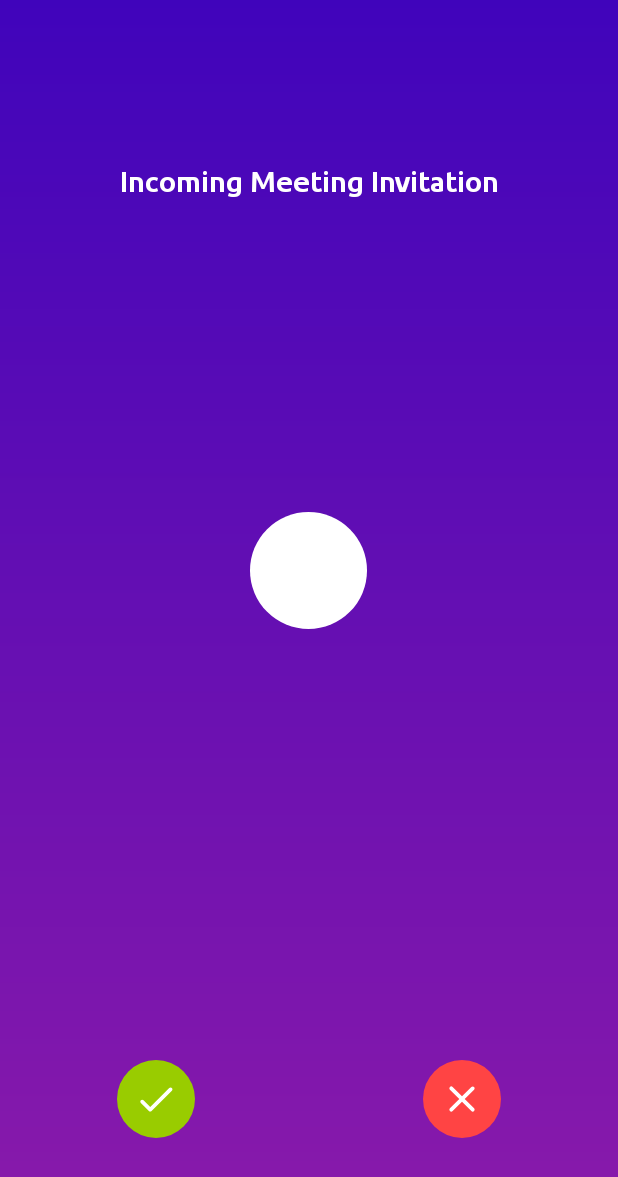
After one commit to AmanKumarMehra/Second_Video_Calling_App, an Android app: the IncomingInvitationActivity screen opened directly, with no data from a screen before it, on a phone screen of 412 x 824 dp. The commit adds this screen. Shown: the top 1177 px of the screen. Run offline under Robolectric (Android 15) with nearby library versions, the phone set to English and light mode, and no system bars; our stand-ins replace sdp/ssp sizes.

```diff
--- /dev/null
+++ b/app/src/main/java/com/example/videomeeting/activities/IncomingInvitationActivity.java
@@ -0,0 +1,16 @@
+package com.example.videomeeting.activities;
+
+import androidx.appcompat.app.AppCompatActivity;
+
+import android.os.Bundle;
+
+import com.example.videomeeting.R;
+
+public class IncomingInvitationActivity extends AppCompatActivity {
+
+    @Override
+    protected void onCreate(Bundle savedInstanceState) {
+        super.onCreate(savedInstanceState);
+        setContentView(R.layout.activity_incoming_invitation);
+    }
+}
--- /dev/null
+++ b/app/src/main/res/drawable/background_accept_invitation.xml
@@ -0,0 +1,7 @@
+<?xml version="1.0" encoding="utf-8"?>
+<shape xmlns:android="http://schemas.android.com/apk/res/android"
+    android:shape="oval">
+
+    <solid android:color="@android:color/holo_green_light"/>
+
+</shape>
--- /dev/null
+++ b/app/src/main/res/drawable/background_meeting_invitation.xml
@@ -0,0 +1,10 @@
+<?xml version="1.0" encoding="utf-8"?>
+<shape xmlns:android="http://schemas.android.com/apk/res/android"
+    android:shape="rectangle">
+
+    <gradient
+        android:angle="270"
+        android:endColor="@color/colorMeetingInvitationEnd"
+        android:startColor="@color/colorMeetingInvitationStart"/>
+
+</shape>
--- /dev/null
+++ b/app/src/main/res/drawable/background_meeting_invitation_user_icon.xml
@@ -0,0 +1,8 @@
+<?xml version="1.0" encoding="utf-8"?>
+<shape xmlns:android="http://schemas.android.com/apk/res/android"
+    android:shape="oval">
+
+
+    <solid android:color="@color/colorTextIcons"/>
+
+</shape>
--- /dev/null
+++ b/app/src/main/res/drawable/background_reject_invitation.xml
@@ -0,0 +1,7 @@
+<?xml version="1.0" encoding="utf-8"?>
+<shape xmlns:android="http://schemas.android.com/apk/res/android"
+    android:shape="oval">
+
+    <solid android:color="@android:color/holo_red_light"/>
+
+</shape>
--- /dev/null
+++ b/app/src/main/res/drawable/ic_accept.xml
@@ -0,0 +1,10 @@
+<vector xmlns:android="http://schemas.android.com/apk/res/android"
+    android:width="24dp"
+    android:height="24dp"
+    android:viewportWidth="24"
+    android:viewportHeight="24"
+    android:tint="?attr/colorControlNormal">
+  <path
+      android:fillColor="@android:color/white"
+      android:pathData="M9,16.2l-3.5,-3.5c-0.39,-0.39 -1.01,-0.39 -1.4,0 -0.39,0.39 -0.39,1.01 0,1.4l4.19,4.19c0.39,0.39 1.02,0.39 1.41,0L20.3,7.7c0.39,-0.39 0.39,-1.01 0,-1.4 -0.39,-0.39 -1.01,-0.39 -1.4,0L9,16.2z"/>
+</vector>
--- /dev/null
+++ b/app/src/main/res/drawable/ic_reject.xml
@@ -0,0 +1,10 @@
+<vector xmlns:android="http://schemas.android.com/apk/res/android"
+    android:width="24dp"
+    android:height="24dp"
+    android:viewportWidth="24"
+    android:viewportHeight="24"
+    android:tint="?attr/colorControlNormal">
+  <path
+      android:fillColor="@android:color/white"
+      android:pathData="M18.3,5.71c-0.39,-0.39 -1.02,-0.39 -1.41,0L12,10.59 7.11,5.7c-0.39,-0.39 -1.02,-0.39 -1.41,0 -0.39,0.39 -0.39,1.02 0,1.41L10.59,12 5.7,16.89c-0.39,0.39 -0.39,1.02 0,1.41 0.39,0.39 1.02,0.39 1.41,0L12,13.41l4.89,4.89c0.39,0.39 1.02,0.39 1.41,0 0.39,-0.39 0.39,-1.02 0,-1.41L13.41,12l4.89,-4.89c0.38,-0.38 0.38,-1.02 0,-1.4z"/>
+</vector>
--- /dev/null
+++ b/app/src/main/res/layout/activity_incoming_invitation.xml
@@ -0,0 +1,113 @@
+<?xml version="1.0" encoding="utf-8"?>
+<androidx.constraintlayout.widget.ConstraintLayout xmlns:android="http://schemas.android.com/apk/res/android"
+    xmlns:app="http://schemas.android.com/apk/res-auto"
+    xmlns:tools="http://schemas.android.com/tools"
+    android:layout_width="match_parent"
+    android:layout_height="match_parent"
+    android:background="@drawable/background_meeting_invitation"
+    tools:context=".activities.IncomingInvitationActivity">
+
+    <ImageView
+        android:id="@+id/imageMeetingType"
+        android:layout_width="@dimen/_30sdp"
+        android:layout_height="@dimen/_30sdp"
+        android:layout_marginTop="@dimen/_50sdp"
+        android:contentDescription="@string/app_name"
+        app:tint="@color/colorTextIcons"
+        app:layout_constraintEnd_toEndOf="parent"
+        app:layout_constraintStart_toStartOf="parent"
+        app:layout_constraintTop_toTopOf="parent"
+        tools:srcCompat="@tools:sample/avatars" />
+
+    <TextView
+        android:id="@+id/textIncomingMeetingInvitation"
+        android:layout_width="match_parent"
+        android:layout_height="wrap_content"
+        android:layout_marginTop="@dimen/_4sdp"
+        android:fontFamily="@font/ubuntu_medium"
+        android:gravity="center"
+        android:includeFontPadding="false"
+        android:text="@string/incoming_meeting_invitation"
+        android:textColor="@color/colorTextIcons"
+        android:textSize="@dimen/_15ssp"
+        app:layout_constraintTop_toBottomOf="@id/imageMeetingType"/>
+
+
+    <LinearLayout
+        android:layout_width="match_parent"
+        android:layout_height="wrap_content"
+        android:gravity="center"
+        android:orientation="vertical"
+        app:layout_constraintBottom_toBottomOf="parent"
+        app:layout_constraintTop_toTopOf="parent">
+
+        <TextView
+            android:id="@+id/textFirstChar"
+            android:layout_width="@dimen/_60sdp"
+            android:layout_height="@dimen/_60sdp"
+            android:background="@drawable/background_meeting_invitation_user_icon"
+            android:fontFamily="@font/ubuntu_bold"
+            android:layout_gravity="center"
+            android:includeFontPadding="false"
+            android:textAllCaps="true"
+            android:textColor="@color/colorPrimaryText"
+            android:textSize="@dimen/_30ssp"/>
+
+        <TextView
+            android:id="@+id/textUsername"
+            android:layout_width="match_parent"
+            android:layout_height="wrap_content"
+            android:layout_marginTop="@dimen/_10sdp"
+            android:fontFamily="@font/ubuntu_bold"
+            android:gravity="center"
+            android:includeFontPadding="false"
+            android:textColor="@color/colorTextIcons"
+            android:textSize="@dimen/_18ssp"/>
+
+
+
+        <TextView
+            android:id="@+id/textEmail"
+            android:layout_width="match_parent"
+            android:layout_height="wrap_content"
+            android:layout_marginTop="@dimen/_6sdp"
+            android:fontFamily="@font/ubuntu_regular"
+            android:layout_gravity="center"
+            android:includeFontPadding="false"
+            android:textColor="@color/colorTextIcons"
+            android:textSize="@dimen/_11ssp"/>
+
+
+
+    </LinearLayout>
+
+    <ImageView
+        android:id="@+id/imageAcceptInvitation"
+        android:layout_width="@dimen/_40sdp"
+        android:layout_height="@dimen/_40sdp"
+        android:layout_marginStart="@dimen/_60sdp"
+        android:layout_marginBottom="@dimen/_50sdp"
+        android:background="@drawable/background_accept_invitation"
+        android:contentDescription="@string/app_name"
+        android:padding="@dimen/_8sdp"
+        android:src="@drawable/ic_accept"
+        app:tint="@color/colorTextIcons"
+        app:layout_constraintBottom_toBottomOf="parent"
+        app:layout_constraintStart_toStartOf="parent"/>
+
+    <ImageView
+        android:id="@+id/imageRejectInvitation"
+        android:layout_width="@dimen/_40sdp"
+        android:layout_height="@dimen/_40sdp"
+        android:layout_marginEnd="@dimen/_60sdp"
+        android:layout_marginBottom="@dimen/_50sdp"
+        android:background="@drawable/background_reject_invitation"
+        android:contentDescription="@string/app_name"
+        android:padding="@dimen/_8sdp"
+        android:src="@drawable/ic_reject"
+        app:tint="@color/colorTextIcons"
+        app:layout_constraintBottom_toBottomOf="parent"
+        app:layout_constraintEnd_toEndOf="parent"/>
+
+
+</androidx.constraintlayout.widget.ConstraintLayout>
--- a/app/src/main/res/values/colors.xml
+++ b/app/src/main/res/values/colors.xml
@@ -17,6 +17,8 @@
     <color name="colorTextIcons">#FFFFFF</color>
     <color name="colorBackground">#FAFAFA</color>
     <color name="colorHintText">#BDBDBD</color>
+    <color name="colorMeetingInvitationStart">#4004BB</color>
+    <color name="colorMeetingInvitationEnd">#8A1AAA</color>
 
 
 
--- a/app/src/main/res/values/strings.xml
+++ b/app/src/main/res/values/strings.xml
@@ -12,4 +12,6 @@
     <string name="createaccount">Create new Account?</string>
     <string name="already_have_an_account">Already have an account?</string>
     <string name="sign_out">Sign Out</string>
+    <string name="incoming_meeting_invitation">Incoming Meeting Invitation</string>
+    <string name="sending_meeting_invitation">Sending Meeting Invitation</string>
 </resources>
```
Also changed, not shown: app/src/main/AndroidManifest.xml (+17 -11 lines), app/src/main/java/com/example/videomeeting/activities/MainActivity.java (+8 -10 lines), app/src/main/java/com/example/videomeeting/activities/OutgoingInvitationActivity.java (added, +53 -0 lines), app/src/main/res/layout/activity_outgoing_invitation.xml (added, +99 -0 lines).
